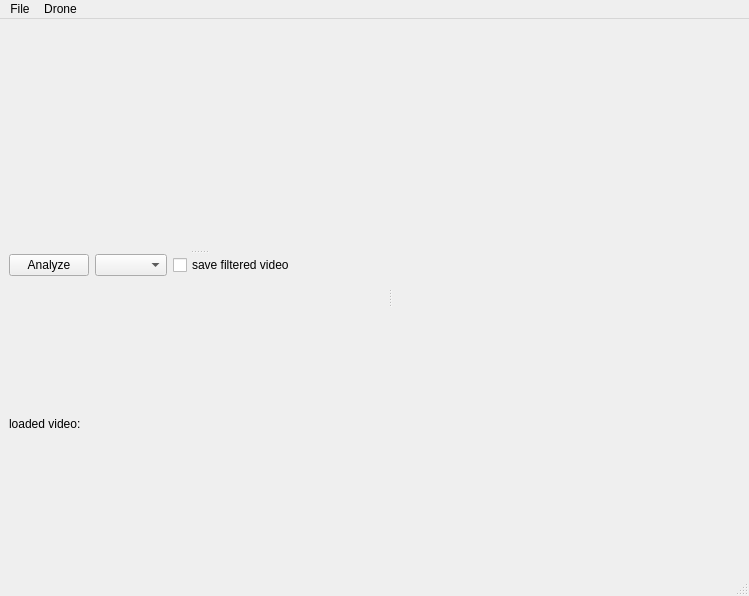
Before: the Qt Designer form ui/MainWindow.ui in JF631/FLYJUMP, drawn with Qt 5.
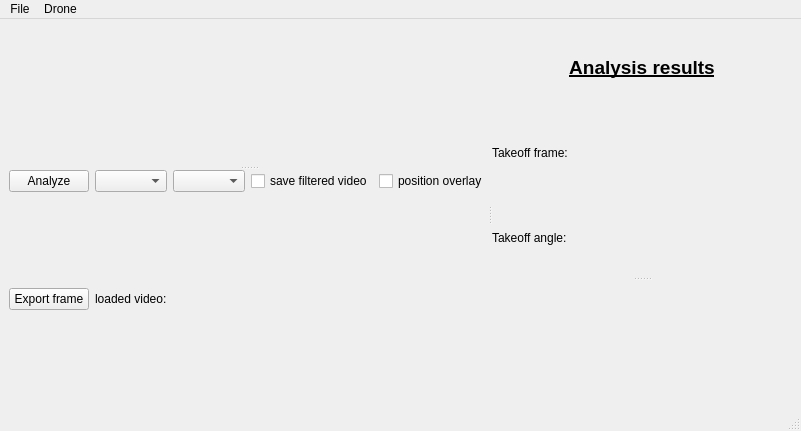
After: the same form once the commit is applied.

Commit message: adds full analysis control, improves graph visibilty

What changed in the file:
```diff
--- a/ui/MainWindow.ui
+++ b/ui/MainWindow.ui
@@ -6,17 +6,17 @@
    <rect>
     <x>0</x>
     <y>0</y>
-    <width>749</width>
-    <height>596</height>
+    <width>655</width>
+    <height>431</height>
    </rect>
   </property>
   <property name="windowTitle">
    <string>FLYJUMP</string>
   </property>
   <widget class="QWidget" name="centralwidget">
-   <layout class="QHBoxLayout" name="horizontalLayout_2">
+   <layout class="QHBoxLayout" name="horizontalLayout_5">
     <item>
-     <widget class="QSplitter" name="splitter_2">
+     <widget class="QSplitter" name="splitter_3">
       <property name="orientation">
        <enum>Qt::Horizontal</enum>
       </property>
@@ -25,7 +25,7 @@
         <enum>Qt::Vertical</enum>
        </property>
        <widget class="QWidget" name="main_video" native="true"/>
-       <widget class="QWidget" name="layoutWidget">
+       <widget class="QWidget" name="">
         <layout class="QVBoxLayout" name="verticalLayout">
          <item>
           <layout class="QHBoxLayout" name="horizontalLayout">
@@ -39,6 +39,9 @@
            <item>
             <widget class="QComboBox" name="filter_combo"/>
            </item>
+           <item>
+            <widget class="QComboBox" name="type_combo"/>
+           </item>
            <item>
             <widget class="QCheckBox" name="filtered_out_checkBox">
              <property name="text">
@@ -46,6 +49,13 @@
              </property>
             </widget>
            </item>
+           <item>
+            <widget class="QCheckBox" name="overlay_checkBox">
+             <property name="text">
+              <string>position overlay</string>
+             </property>
+            </widget>
+           </item>
            <item>
             <spacer name="horizontalSpacer">
              <property name="orientation">
@@ -62,22 +72,112 @@
           </layout>
          </item>
          <item>
-          <widget class="QLabel" name="video_loaded_label">
+          <layout class="QHBoxLayout" name="horizontalLayout_4">
+           <item>
+            <widget class="QPushButton" name="export_frame_btn">
+             <property name="text">
+              <string>Export frame</string>
+             </property>
+            </widget>
+           </item>
+           <item>
+            <widget class="QLabel" name="video_loaded_label">
+             <property name="text">
+              <string>loaded video:</string>
+             </property>
+            </widget>
+           </item>
+           <item>
+            <spacer name="horizontalSpacer_2">
+             <property name="orientation">
+              <enum>Qt::Horizontal</enum>
+             </property>
+             <property name="sizeHint" stdset="0">
+              <size>
+               <width>40</width>
+               <height>20</height>
+              </size>
+             </property>
+            </spacer>
+           </item>
+          </layout>
+         </item>
+        </layout>
+       </widget>
+      </widget>
+      <widget class="QSplitter" name="splitter_2">
+       <property name="orientation">
+        <enum>Qt::Vertical</enum>
+       </property>
+       <widget class="QWidget" name="">
+        <layout class="QVBoxLayout" name="verticalLayout_2">
+         <item>
+          <widget class="QLabel" name="label">
+           <property name="font">
+            <font>
+             <pointsize>14</pointsize>
+             <weight>75</weight>
+             <bold>true</bold>
+             <underline>true</underline>
+            </font>
+           </property>
+           <property name="layoutDirection">
+            <enum>Qt::LeftToRight</enum>
+           </property>
            <property name="text">
-            <string>loaded video:</string>
+            <string>Analysis results</string>
+           </property>
+           <property name="alignment">
+            <set>Qt::AlignCenter</set>
            </property>
           </widget>
          </item>
+         <item>
+          <layout class="QHBoxLayout" name="horizontalLayout_2">
+           <item>
+            <widget class="QLabel" name="label_2">
+             <property name="text">
+              <string>Takeoff frame: </string>
+             </property>
+            </widget>
+           </item>
+           <item>
+            <widget class="QLabel" name="takeoff_frame_label">
+             <property name="text">
+              <string/>
+             </property>
+            </widget>
+           </item>
+          </layout>
+         </item>
+         <item>
+          <layout class="QHBoxLayout" name="horizontalLayout_3">
+           <item>
+            <widget class="QLabel" name="label_4">
+             <property name="text">
+              <string>Takeoff angle: </string>
+             </property>
+            </widget>
+           </item>
+           <item>
+            <widget class="QLabel" name="takeoff_angle_label">
+             <property name="text">
+              <string/>
+             </property>
+            </widget>
+           </item>
+          </layout>
+         </item>
         </layout>
        </widget>
-      </widget>
-      <widget class="QWidget" name="result_area" native="true">
-       <property name="minimumSize">
-        <size>
-         <width>300</width>
-         <height>0</height>
-        </size>
-       </property>
+       <widget class="QWidget" name="result_area" native="true">
+        <property name="minimumSize">
+         <size>
+          <width>300</width>
+          <height>0</height>
+         </size>
+        </property>
+       </widget>
       </widget>
      </widget>
     </item>
@@ -88,7 +188,7 @@
     <rect>
      <x>0</x>
      <y>0</y>
-     <width>749</width>
+     <width>655</width>
      <height>22</height>
     </rect>
    </property>
```
The commit also changes 3 other files.
